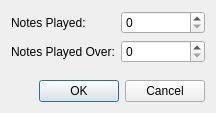
powertab/powertabeditor, file source/dialogs/irregulargroupingdialog.ui: the form before one commit.
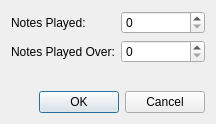
The form after the commit.

What changed in the file:
```diff
--- a/source/dialogs/irregulargroupingdialog.ui
+++ b/source/dialogs/irregulargroupingdialog.ui
@@ -7,7 +7,7 @@
     <x>0</x>
     <y>0</y>
     <width>216</width>
-    <height>113</height>
+    <height>124</height>
    </rect>
   </property>
   <property name="windowTitle">
```
Left out of the diff: 3 changed lines with no effect on the pictures.
